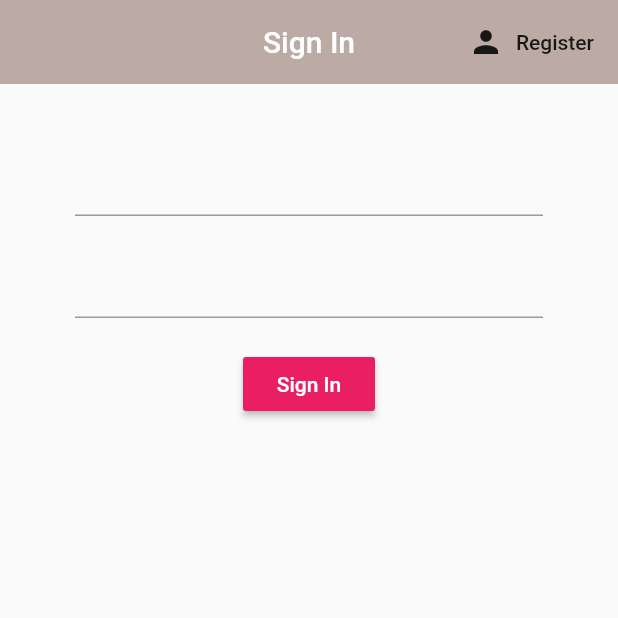
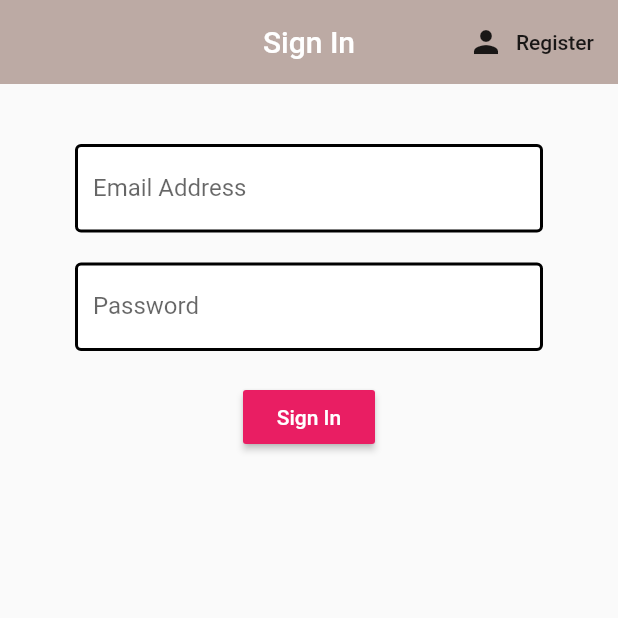
Before and after one commit to yashrajjain726/firebase_cafe_app, a Flutter app: the screen it shows after launch, on a phone screen of 412 x 824 dp, the top half of it. Run offline on Flutter 3.47's test engine with Material 2 defaults, Android fonts, the light colour scheme and no system bars; our stand-ins replace firebase_auth, firebase_core; accounts and stored records are empty.

Commit message:
decoration added

```diff
--- a/lib/screens/authenticate/register,.dart
+++ b/lib/screens/authenticate/register,.dart
@@ -1,4 +1,5 @@
 import 'package:firebase_cafe_app/services/auth.dart';
+import 'package:firebase_cafe_app/shared/constants.dart';
 import 'package:flutter/material.dart';
 
 class Register extends StatefulWidget {
@@ -46,6 +47,9 @@ class _RegisterState extends State<Register> {
               ),
               TextFormField(
                 validator: (value) => value.isEmpty ? 'Enter an Email' : null,
+                decoration: textInputDecoration.copyWith(
+                    hintText: "Enter Email Address",
+                    labelText: "Email Address"),
                 onChanged: (value) {
                   setState(() {
                     email = value;
@@ -56,6 +60,8 @@ class _RegisterState extends State<Register> {
                 height: 20.0,
               ),
               TextFormField(
+                decoration: textInputDecoration.copyWith(
+                    hintText: "Enter an Password", labelText: "Password"),
                 validator: (value) => value.length < 6
                     ? 'Enter an Password of more than 6 Characters'
                     : null,
--- a/lib/screens/authenticate/sign_in.dart
+++ b/lib/screens/authenticate/sign_in.dart
@@ -1,4 +1,5 @@
 import 'package:firebase_cafe_app/services/auth.dart';
+import 'package:firebase_cafe_app/shared/constants.dart';
 import 'package:flutter/material.dart';
 
 class SignIn extends StatefulWidget {
@@ -46,6 +47,9 @@ class _SignInState extends State<SignIn> {
                 height: 20.0,
               ),
               TextFormField(
+                decoration: textInputDecoration.copyWith(
+                    hintText: "Enter Email Address",
+                    labelText: "Email Address"),
                 validator: (value) => value.isEmpty ? 'Enter an Email' : null,
                 onChanged: (value) {
                   setState(() {
@@ -57,6 +61,8 @@ class _SignInState extends State<SignIn> {
                 height: 20.0,
               ),
               TextFormField(
+                decoration: textInputDecoration.copyWith(
+                    hintText: "Enter an Password", labelText: "Password"),
                 validator: (value) => value.length < 6
                     ? 'Enter an Password of more than 6 Characters'
                     : null,
--- /dev/null
+++ b/lib/shared/constants.dart
@@ -0,0 +1,18 @@
+import 'package:flutter/material.dart';
+
+const textInputDecoration = InputDecoration(
+  fillColor: Colors.white,
+  filled: true,
+  enabledBorder: OutlineInputBorder(
+    borderSide: BorderSide(
+      color: Colors.black,
+      width: 2.0,
+    ),
+  ),
+  focusedBorder: OutlineInputBorder(
+    borderSide: BorderSide(
+      color: Colors.black,
+      width: 2.0,
+    ),
+  ),
+);
```
